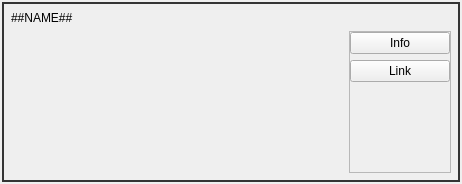
Above: Source/Application/Widgets/WidgetJoystick.ui from knight666/pitstop before the change. Below: the same form after it.
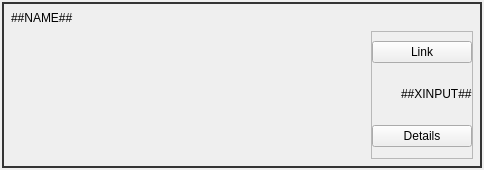
That is the form after the change. Icons and pictures are not drawn.

Commit message: Change joystick widget layout.

```diff
--- a/Source/Application/Widgets/WidgetJoystick.ui
+++ b/Source/Application/Widgets/WidgetJoystick.ui
@@ -6,8 +6,8 @@
    <rect>
     <x>0</x>
     <y>0</y>
-    <width>462</width>
-    <height>184</height>
+    <width>484</width>
+    <height>167</height>
    </rect>
   </property>
   <property name="sizePolicy">
@@ -26,14 +26,7 @@
 }</string>
   </property>
   <layout class="QGridLayout" name="gridLayout">
-   <item row="0" column="0" colspan="4">
-    <widget class="QLabel" name="lblName">
-     <property name="text">
-      <string>##NAME##</string>
-     </property>
-    </widget>
-   </item>
-   <item row="1" column="0">
+   <item row="1" column="0" rowspan="3">
     <widget class="QLabel" name="lblImage">
      <property name="sizePolicy">
       <sizepolicy hsizetype="Fixed" vsizetype="Fixed">
@@ -61,32 +54,27 @@
      </property>
     </widget>
    </item>
-   <item row="0" column="4">
-    <widget class="QLabel" name="icoConnected">
-     <property name="sizePolicy">
-      <sizepolicy hsizetype="Fixed" vsizetype="Fixed">
-       <horstretch>0</horstretch>
-       <verstretch>0</verstretch>
-      </sizepolicy>
-     </property>
-     <property name="maximumSize">
-      <size>
-       <width>32</width>
-       <height>32</height>
-      </size>
-     </property>
+   <item row="0" column="0">
+    <widget class="QLabel" name="lblName">
      <property name="text">
-      <string/>
-     </property>
-     <property name="pixmap">
-      <pixmap resource="../../../Pitstop.qrc">:/Icons/Resources/Connected-50.png</pixmap>
-     </property>
-     <property name="scaledContents">
-      <bool>true</bool>
+      <string>##NAME##</string>
      </property>
     </widget>
    </item>
-   <item row="1" column="2" colspan="3">
+   <item row="1" column="1">
+    <spacer name="horizontalSpacer">
+     <property name="orientation">
+      <enum>Qt::Horizontal</enum>
+     </property>
+     <property name="sizeHint" stdset="0">
+      <size>
+       <width>40</width>
+       <height>20</height>
+      </size>
+     </property>
+    </spacer>
+   </item>
+   <item row="1" column="3" rowspan="3" colspan="2">
     <widget class="QFrame" name="frmButtons">
      <property name="frameShape">
       <enum>QFrame::StyledPanel</enum>
@@ -94,7 +82,7 @@
      <property name="frameShadow">
       <enum>QFrame::Raised</enum>
      </property>
-     <layout class="QVBoxLayout" name="verticalLayout">
+     <layout class="QGridLayout" name="gridLayout_2">
       <property name="leftMargin">
        <number>0</number>
       </property>
@@ -107,10 +95,67 @@
       <property name="bottomMargin">
        <number>0</number>
       </property>
-      <item>
+      <item row="1" column="2">
+       <widget class="QLabel" name="lblXinput">
+        <property name="text">
+         <string>##XINPUT##</string>
+        </property>
+       </widget>
+      </item>
+      <item row="1" column="1">
+       <widget class="QLabel" name="icoController">
+        <property name="sizePolicy">
+         <sizepolicy hsizetype="Fixed" vsizetype="Fixed">
+          <horstretch>0</horstretch>
+          <verstretch>0</verstretch>
+         </sizepolicy>
+        </property>
+        <property name="maximumSize">
+         <size>
+          <width>32</width>
+          <height>32</height>
+         </size>
+        </property>
+        <property name="text">
+         <string/>
+        </property>
+        <property name="pixmap">
+         <pixmap resource="../../../Pitstop.qrc">:/Icons/Resources/Controller-50.png</pixmap>
+        </property>
+        <property name="scaledContents">
+         <bool>true</bool>
+        </property>
+       </widget>
+      </item>
+      <item row="1" column="0">
+       <widget class="QLabel" name="icoConnected">
+        <property name="sizePolicy">
+         <sizepolicy hsizetype="Fixed" vsizetype="Fixed">
+          <horstretch>0</horstretch>
+          <verstretch>0</verstretch>
+         </sizepolicy>
+        </property>
+        <property name="maximumSize">
+         <size>
+          <width>32</width>
+          <height>32</height>
+         </size>
+        </property>
+        <property name="text">
+         <string/>
+        </property>
+        <property name="pixmap">
+         <pixmap resource="../../../Pitstop.qrc">:/Icons/Resources/Connected-50.png</pixmap>
+        </property>
+        <property name="scaledContents">
+         <bool>true</bool>
+        </property>
+       </widget>
+      </item>
+      <item row="3" column="0" colspan="3">
        <widget class="QPushButton" name="btnInfo">
         <property name="sizePolicy">
-         <sizepolicy hsizetype="Fixed" vsizetype="Fixed">
+         <sizepolicy hsizetype="Minimum" vsizetype="Fixed">
           <horstretch>0</horstretch>
           <verstretch>0</verstretch>
          </sizepolicy>
@@ -122,14 +167,14 @@
          </size>
         </property>
         <property name="text">
-         <string>Info</string>
+         <string>Details</string>
         </property>
        </widget>
       </item>
-      <item>
+      <item row="0" column="0" colspan="3">
        <widget class="QPushButton" name="btnLink">
         <property name="sizePolicy">
-         <sizepolicy hsizetype="Maximum" vsizetype="Fixed">
+         <sizepolicy hsizetype="Minimum" vsizetype="Fixed">
           <horstretch>0</horstretch>
           <verstretch>0</verstretch>
          </sizepolicy>
@@ -145,19 +190,6 @@
         </property>
        </widget>
       </item>
-      <item>
-       <spacer name="verticalSpacer">
-        <property name="orientation">
-         <enum>Qt::Vertical</enum>
-        </property>
-        <property name="sizeHint" stdset="0">
-         <size>
-          <width>20</width>
-          <height>40</height>
-         </size>
-        </property>
-       </spacer>
-      </item>
      </layout>
     </widget>
    </item>
```
Left out of the diff: 13 changed lines with no effect on the pictures. The commit also changes 1 other file.
